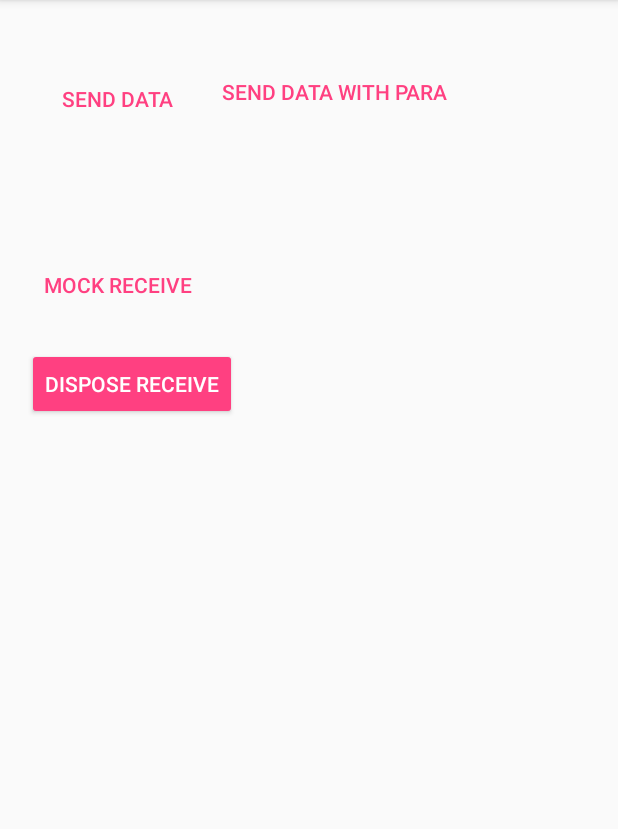
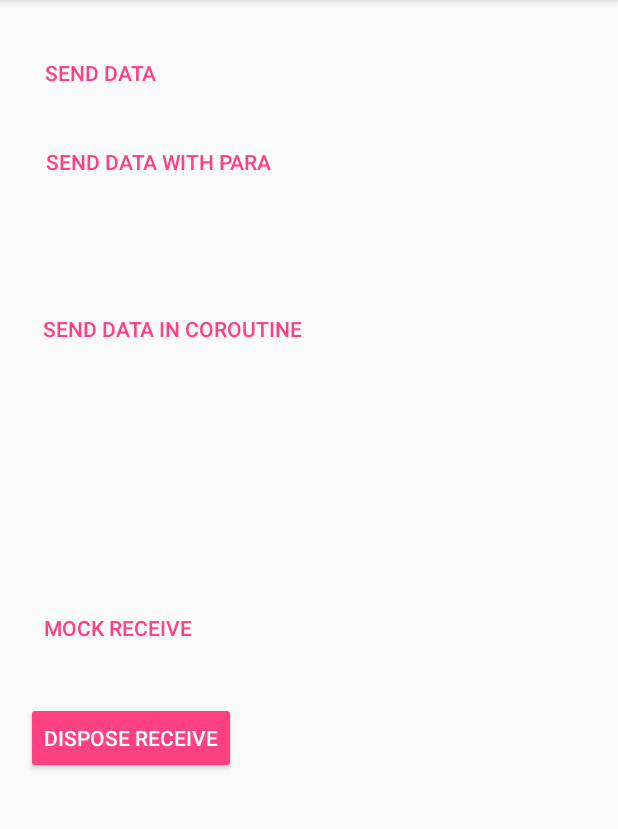
Before and after one commit to itvincent-git/proto-queue, an Android app: the screen it shows after launch (MainActivity), on a phone screen of 412 x 824 dp, the part 84-913 px from its top. Run offline under Robolectric (Android 15) with nearby library versions, the phone set to English and light mode, and no system bars; libraries missing offline, so code that uses them is left out: kotlinx.coroutines.experimental; 2 statements that could not run were skipped.

Commit message:
增加enqueueInCoroutine(),DeferredProtoDisposable.kt

```diff
--- a/sample/build.gradle
+++ b/sample/build.gradle
@@ -27,6 +27,7 @@ dependencies {
     implementation "org.jetbrains.kotlin:kotlin-stdlib-jdk7:$kotlin_version"
     implementation "com.android.support:appcompat-v7:$support_version"
     implementation 'com.android.support.constraint:constraint-layout:1.0.2'
+    implementation "org.jetbrains.kotlinx:kotlinx-coroutines-android:$coroutines_android_version"
     implementation project(':protoqueue-runtime')
     kapt project(':protoqueue-compiler')
 }
--- a/sample/src/main/java/net/protoqueue/sample/MainActivity.kt
+++ b/sample/src/main/java/net/protoqueue/sample/MainActivity.kt
@@ -19,5 +19,7 @@ class MainActivity : AppCompatActivity() {
         mock_receive.setOnClickListener { core.mockOnReceive() }
 
         dispose_receive.setOnClickListener { core.dispose() }
+
+        send_report_in_coroutine.setOnClickListener { core.sendGameListReqInCoroutine() }
     }
 }
--- a/sample/src/main/java/net/protoqueue/sample/SampleProtoCore.java
+++ b/sample/src/main/java/net/protoqueue/sample/SampleProtoCore.java
@@ -32,4 +32,9 @@ public class SampleProtoCore {
         if (mDisposable != null)
             mDisposable.dispose();
     }
+
+    public void sendGameListReqInCoroutine() {
+        mDisposable = sampleProtoQueue.sendSampleProtoInCoroutine();
+    }
+
 }
--- a/sample/src/main/res/layout/activity_main.xml
+++ b/sample/src/main/res/layout/activity_main.xml
@@ -13,11 +13,11 @@
         android:layout_height="wrap_content"
         android:text="Send Data"
         app:layout_constraintBottom_toBottomOf="parent"
-        app:layout_constraintHorizontal_bias="0.091"
+        app:layout_constraintHorizontal_bias="0.056"
         app:layout_constraintLeft_toLeftOf="parent"
         app:layout_constraintRight_toRightOf="parent"
         app:layout_constraintTop_toTopOf="parent"
-        app:layout_constraintVertical_bias="0.058" />
+        app:layout_constraintVertical_bias="0.034" />
 
     <Button
         android:id="@+id/send_report_with_parameter"
@@ -25,18 +25,33 @@
         android:layout_width="wrap_content"
         android:layout_height="wrap_content"
         android:layout_marginBottom="8dp"
-        android:layout_marginEnd="8dp"
         android:layout_marginLeft="8dp"
-        android:layout_marginRight="8dp"
         android:layout_marginStart="8dp"
         android:layout_marginTop="8dp"
         android:text="Send Data With Para"
         app:layout_constraintBottom_toBottomOf="parent"
-        app:layout_constraintEnd_toEndOf="parent"
-        app:layout_constraintHorizontal_bias="0.0"
-        app:layout_constraintStart_toEndOf="@+id/send_report"
-        app:layout_constraintTop_toTopOf="parent"
-        app:layout_constraintVertical_bias="0.042" />
+        app:layout_constraintEnd_toEndOf="@+id/send_report"
+        app:layout_constraintHorizontal_bias="0.091"
+        app:layout_constraintStart_toStartOf="@+id/send_report"
+        app:layout_constraintTop_toBottomOf="@+id/send_report"
+        app:layout_constraintVertical_bias="0.005" />
+
+    <Button
+        android:id="@+id/send_report_in_coroutine"
+        style="@style/Widget.AppCompat.Button.Borderless.Colored"
+        android:layout_width="wrap_content"
+        android:layout_height="48dp"
+        android:layout_marginBottom="8dp"
+        android:layout_marginLeft="8dp"
+        android:layout_marginStart="8dp"
+        android:layout_marginTop="8dp"
+        android:text="Send Data In Coroutine"
+        app:layout_constraintBottom_toBottomOf="parent"
+        app:layout_constraintEnd_toEndOf="@+id/send_report"
+        app:layout_constraintHorizontal_bias="0.091"
+        app:layout_constraintStart_toStartOf="@+id/send_report"
+        app:layout_constraintTop_toBottomOf="@+id/send_report"
+        app:layout_constraintVertical_bias="0.182" />
 
     <Button
         android:id="@+id/mock_receive"
@@ -49,7 +64,7 @@
         app:layout_constraintLeft_toLeftOf="parent"
         app:layout_constraintRight_toRightOf="parent"
         app:layout_constraintTop_toTopOf="parent"
-        app:layout_constraintVertical_bias="0.231" />
+        app:layout_constraintVertical_bias="0.548" />
 
     <Button
         android:id="@+id/dispose_receive"
@@ -59,10 +74,12 @@
         android:layout_marginTop="8dp"
         android:text="Dispose Receive"
         app:layout_constraintBottom_toBottomOf="parent"
-        app:layout_constraintHorizontal_bias="0.065"
+        app:layout_constraintEnd_toEndOf="@+id/mock_receive"
+        app:layout_constraintHorizontal_bias="0.0"
         app:layout_constraintLeft_toLeftOf="parent"
         app:layout_constraintRight_toRightOf="parent"
+        app:layout_constraintStart_toStartOf="@+id/mock_receive"
         app:layout_constraintTop_toBottomOf="@+id/mock_receive"
-        app:layout_constraintVertical_bias="0.02" />
+        app:layout_constraintVertical_bias="0.065" />
 
 </android.support.constraint.ConstraintLayout>
```
Also changed, not shown: protoqueue-runtime/src/main/java/net/protoqueue/DeferredProtoDisposable.kt (added, +18 -0 lines), protoqueue-runtime/src/main/java/net/protoqueue/ProtoQueue.kt (+23 -0 lines), sample/src/main/java/net/protoqueue/sample/SampleProtoQueue.kt (+13 -0 lines).
